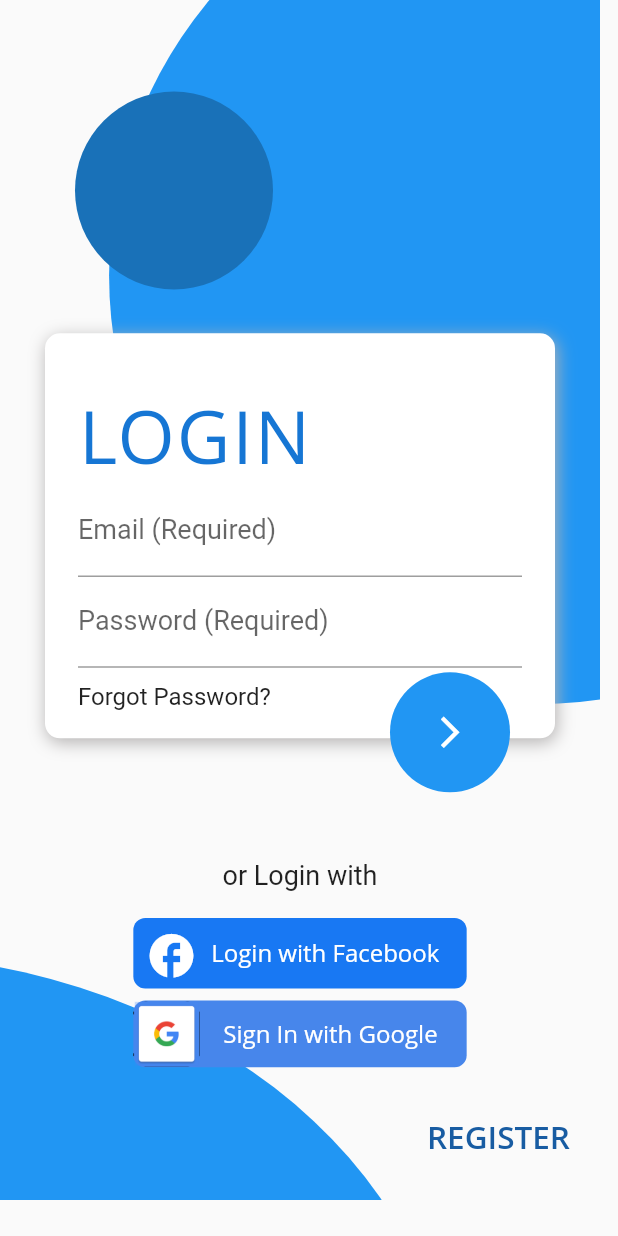
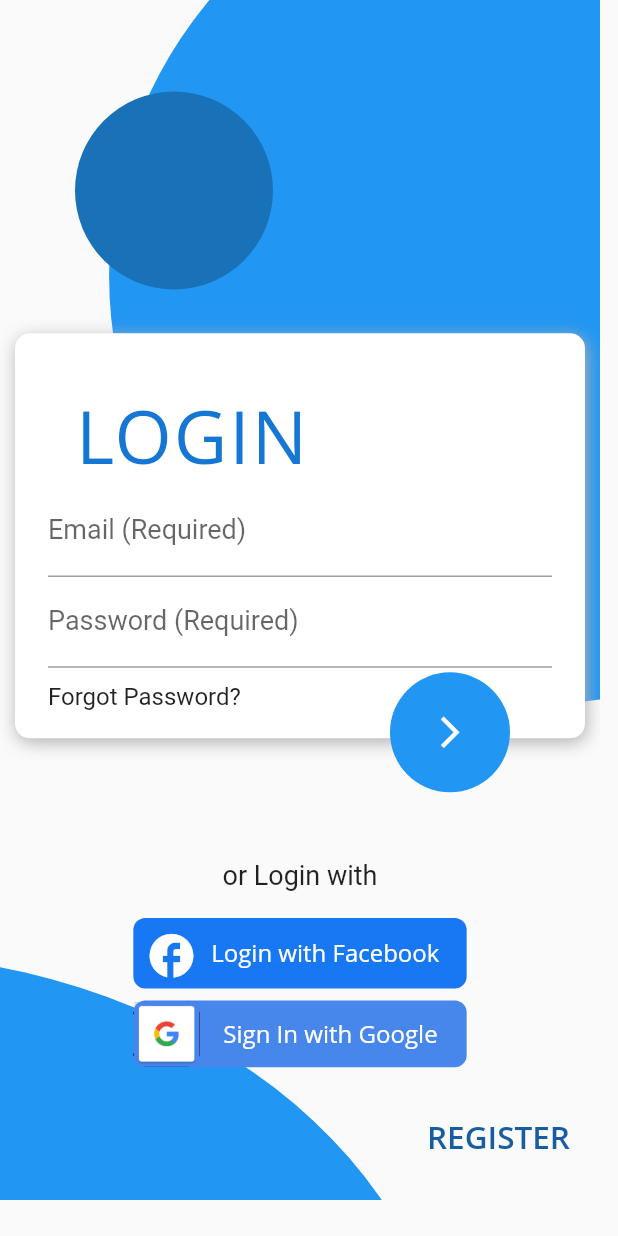
Before and after one commit to navaneethku/photos-api, a Flutter app: the screen it shows after launch, on a phone screen of 412 x 824 dp. Run offline on Flutter 3.47's test engine with Material 2 defaults, Android fonts, the light colour scheme and no system bars; our stand-ins replace font_awesome_flutter, get; Roboto replaces fonts that are missing (Open Sans).

Commit message:
used Get.width in the white container

```diff
--- a/navaneeth_app/lib/app/modules/Register/views/register_view.dart
+++ b/navaneeth_app/lib/app/modules/Register/views/register_view.dart
@@ -70,7 +70,8 @@ class RegisterView extends GetView<RegisterController> {
                           width: 400 - 50,
                         ),
                         Container(
-                          width: 340,
+                          margin: EdgeInsets.fromLTRB(10, 0, 10, 0),
+                          width: Get.width,
                           height: 270,
                           padding: EdgeInsets.fromLTRB(10, 20, 10, 10),
                           decoration: BoxDecoration(
```
